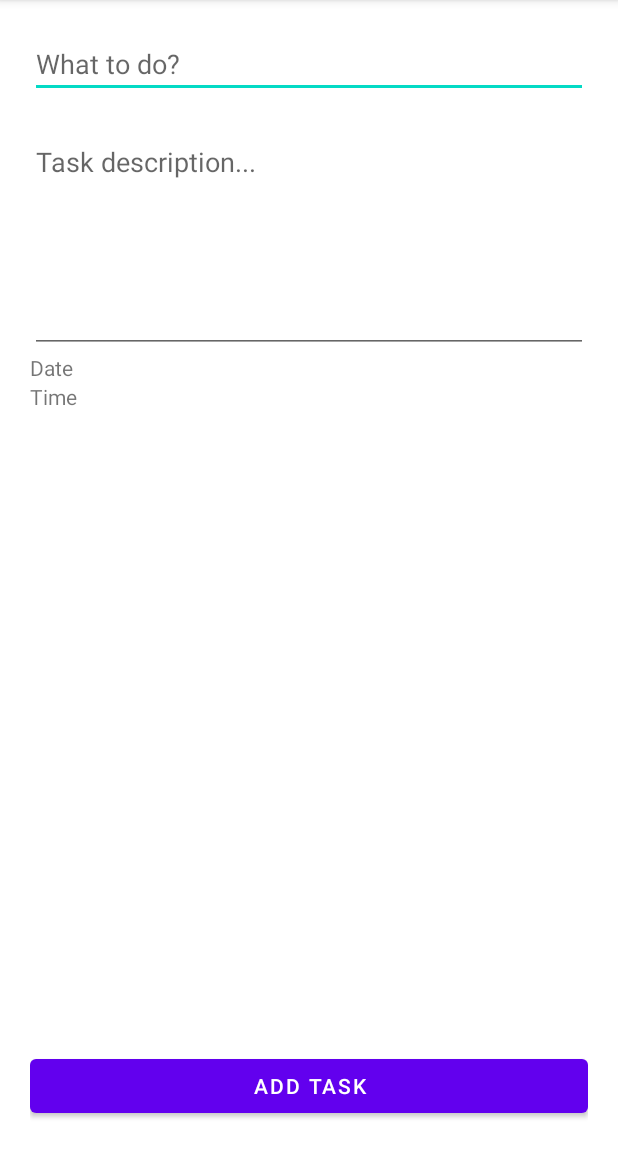
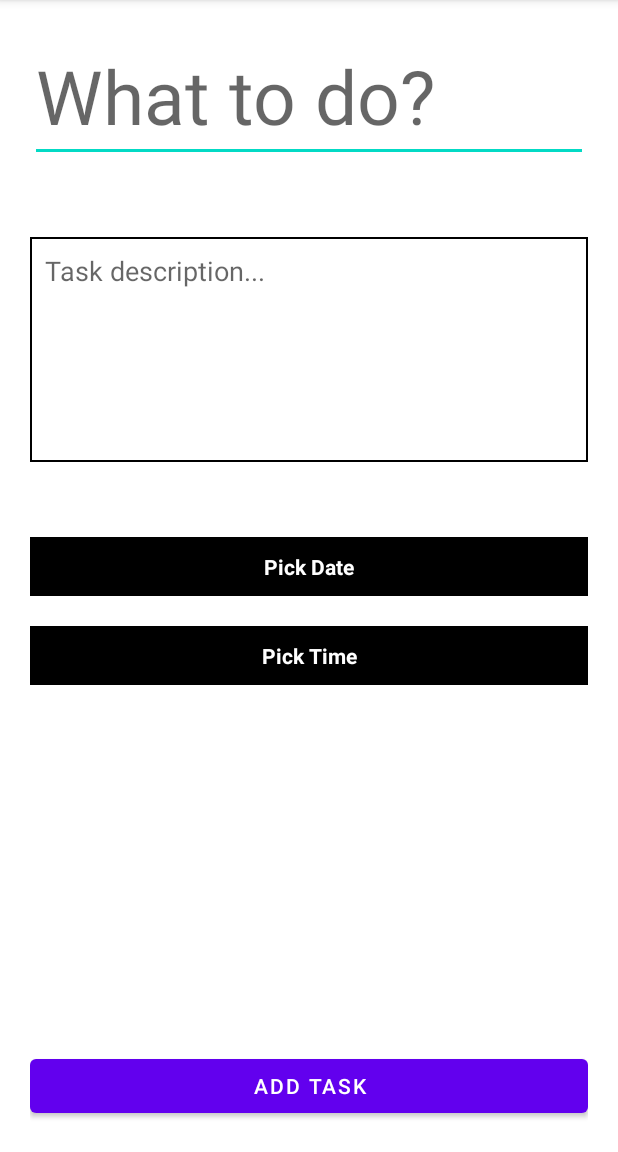
Before and after one commit to EdbertJunus/ToDo---Mobile, an Android app: the AddTaskActivity screen opened directly, with no data from a screen before it, on a phone screen of 412 x 824 dp, the part 84-1236 px from its top. Run offline under Robolectric (Android 15) with nearby library versions, the phone set to English and light mode, and no system bars.

Commit message:
feat: task

```diff
--- /dev/null
+++ b/app/src/main/res/drawable/border.xml
@@ -0,0 +1,6 @@
+<?xml version="1.0" encoding="utf-8"?>
+<shape xmlns:android="http://schemas.android.com/apk/res/android">
+    <stroke
+        android:width="1dp"
+        android:color="@color/black" />
+</shape>
--- a/app/src/main/res/layout/activity_add_task.xml
+++ b/app/src/main/res/layout/activity_add_task.xml
@@ -11,28 +11,43 @@
         android:id="@+id/addTask_et_taskName"
         android:layout_width="match_parent"
         android:layout_height="wrap_content"
-        android:layout_marginBottom="20dp"
-        android:hint="What to do?" />
+        android:layout_marginBottom="50dp"
+        android:hint="What to do?"
+        android:textSize="50sp" />
 
     <EditText
         android:id="@+id/addTask_et_taskDesc"
         android:layout_width="match_parent"
         android:layout_height="150dp"
+        android:layout_marginBottom="50dp"
+        android:background="@drawable/border"
         android:gravity="top"
         android:hint="Task description..."
-        android:inputType="text|textMultiLine" />
+        android:inputType="text|textMultiLine"
+        android:padding="10dp" />
 
     <TextView
         android:id="@+id/addTask_tv_date"
         android:layout_width="match_parent"
         android:layout_height="wrap_content"
-        android:text="Date"/>
+        android:layout_marginBottom="20dp"
+        android:background="@color/black"
+        android:padding="10dp"
+        android:text="@string/pick_date"
+        android:textAlignment="center"
+        android:textColor="@color/white"
+        android:textStyle="bold" />
 
     <TextView
         android:id="@+id/addTask_tv_time"
         android:layout_width="match_parent"
         android:layout_height="wrap_content"
-        android:text="Time"/>
+        android:background="@color/black"
+        android:padding="10dp"
+        android:text="@string/pick_time"
+        android:textAlignment="center"
+        android:textColor="@color/white"
+        android:textStyle="bold" />
 
     <RelativeLayout
         android:layout_width="match_parent"
--- a/app/src/main/res/values/strings.xml
+++ b/app/src/main/res/values/strings.xml
@@ -13,4 +13,8 @@
     <string name="have_acc">Have an account? Login now!</string>
     <string name="not_registered">Need account? Register now!</string>
     <string name="welcome_text">Welcome To Do!</string>
+    <string name="task_desc">[Task Desc]</string>
+    <string name="task_date">[Task Date]</string>
+    <string name="pick_date">Pick Date</string>
+    <string name="pick_time">Pick Time</string>
 </resources>
```
Also changed, not shown: app/src/main/AndroidManifest.xml (+5 -3 lines), app/src/main/java/com/example/todomobile/AddTaskActivity.java (+30 -8 lines), app/src/main/java/com/example/todomobile/MainActivity.java (+7 -7 lines), app/src/main/java/com/example/todomobile/TaskDetailActivity.java (added, +59 -0 lines), app/src/main/java/com/example/todomobile/adapter/TaskAdapter.java (+13 -0 lines), app/src/main/res/layout/activity_task_detail.xml (added, +49 -0 lines), app/src/main/res/layout/item_task.xml (+9 -6 lines).
